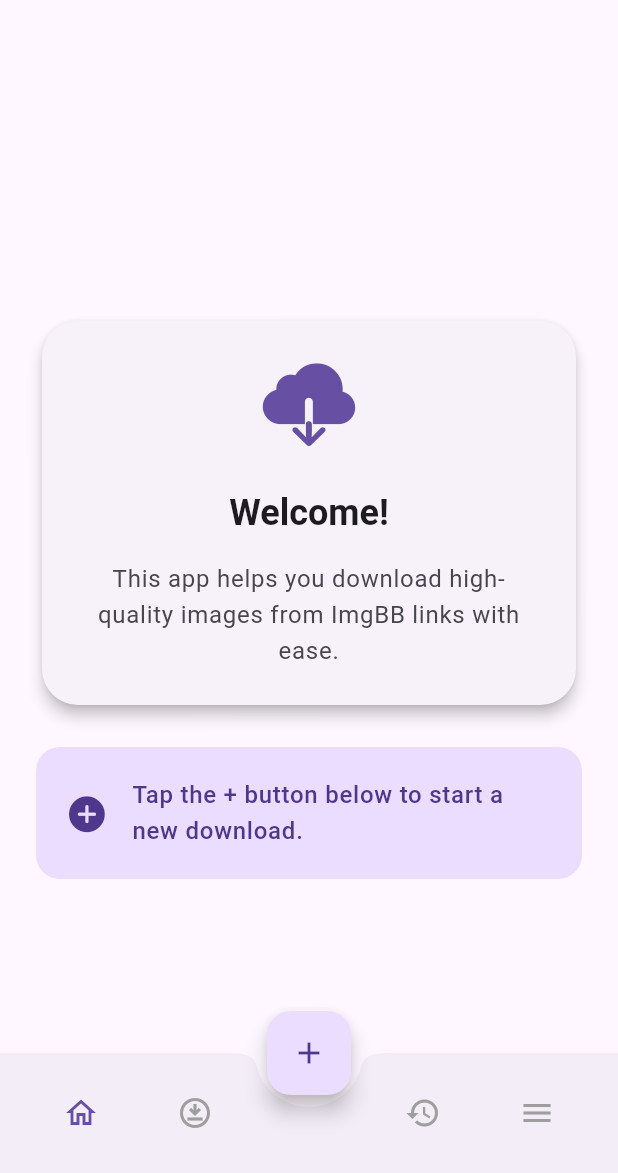
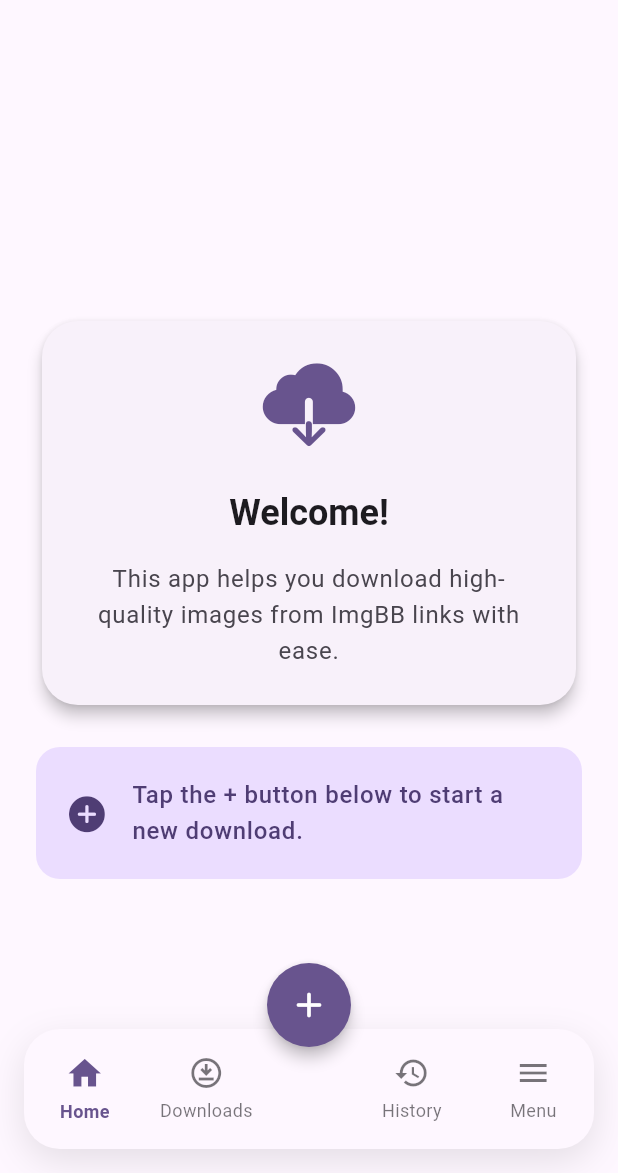
Before and after one commit to DevSon1024/imgbb-downloader, a Flutter app: the screen it shows after launch, on a phone screen of 412 x 824 dp, the part 63-1236 px from its top. Run offline on Flutter 3.47's test engine with Material 3 defaults, Android fonts, the phone set to English and light mode, and no system bars; our stand-ins replace dio; missing offline and left inert: flutter_inappwebview.

Commit message:
updates bottom navbar

```diff
--- a/lib/main.dart
+++ b/lib/main.dart
@@ -6,6 +6,19 @@ import 'pages/history_page.dart';
 import 'pages/menu_page.dart';
 import 'pages/downloads_page.dart';
 import 'services/download_service.dart';
+
+// Data class for navigation items
+class NavigationItem {
+  final IconData icon;
+  final IconData activeIcon;
+  final String label;
+
+  NavigationItem({
+    required this.icon,
+    required this.activeIcon,
+    required this.label,
+  });
+}
 
 void main() {
   runApp(
@@ -23,8 +36,20 @@ class ImgBBDownloaderApp extends StatelessWidget {
   Widget build(BuildContext context) {
     return MaterialApp(
       title: 'ImgBB Downloader',
-      theme: ThemeData(primarySwatch: Colors.deepPurple, useMaterial3: true),
-      darkTheme: ThemeData.dark(useMaterial3: true),
+      theme: ThemeData(
+        primarySwatch: Colors.deepPurple,
+        useMaterial3: true,
+        brightness: Brightness.light,
+        colorScheme: ColorScheme.fromSeed(seedColor: Colors.deepPurple),
+      ),
+      darkTheme: ThemeData(
+        brightness: Brightness.dark,
+        useMaterial3: true,
+        colorScheme: ColorScheme.fromSeed(
+          seedColor: Colors.deepPurple,
+          brightness: Brightness.dark,
+        ),
+      ),
       themeMode: ThemeMode.system,
       home: const MainScreen(),
       debugShowCheckedModeBanner: false,
@@ -38,9 +63,10 @@ class MainScreen extends StatefulWidget {
   State<MainScreen> createState() => _MainScreenState();
 }
 
-class _MainScreenState extends State<MainScreen> {
+class _MainScreenState extends State<MainScreen> with TickerProviderStateMixin {
   int _selectedIndex = 0;
-  late PageController _pageController;
+  late final PageController _pageController;
+  late final AnimationController _fabAnimationController;
 
   final List<Widget> _pages = [
     const HomePage(),
@@ -49,30 +75,39 @@ class _MainScreenState extends State<MainScreen> {
     const MenuPage(),
   ];
 
+  final List<NavigationItem> _navItems = [
+    NavigationItem(icon: Icons.home_outlined, activeIcon: Icons.home, label: 'Home'),
+    NavigationItem(icon: Icons.download_for_offline_outlined, activeIcon: Icons.download_for_offline, label: 'Downloads'),
+    NavigationItem(icon: Icons.history_outlined, activeIcon: Icons.history, label: 'History'),
+    NavigationItem(icon: Icons.menu, activeIcon: Icons.menu, label: 'Menu'),
+  ];
+
   @override
   void initState() {
     super.initState();
     _pageController = PageController(initialPage: _selectedIndex);
+    _fabAnimationController = AnimationController(
+      duration: const Duration(milliseconds: 200),
+      vsync: this,
+    );
   }
 
   @override
   void dispose() {
     _pageController.dispose();
+    _fabAnimationController.dispose();
     super.dispose();
   }
 
   void _onNavItemTapped(int index) {
-    if (index == 2) { // The placeholder for FAB
-      Navigator.of(context).push(MaterialPageRoute(builder: (context) => const DownloaderPage()));
-      return;
-    }
-
-    int pageIndex = index > 2 ? index - 1 : index;
-    _pageController.jumpToPage(pageIndex);
-
     setState(() {
       _selectedIndex = index;
     });
+    _pageController.animateToPage(
+      index,
+      duration: const Duration(milliseconds: 300),
+      curve: Curves.easeInOut,
+    );
   }
 
   @override
@@ -82,37 +117,92 @@ class _MainScreenState extends State<MainScreen> {
       extendBody: true,
       body: PageView(
         controller: _pageController,
-        physics: const NeverScrollableScrollPhysics(),
+        onPageChanged: (index) {
+          setState(() {
+            _selectedIndex = index;
+          });
+        },
         children: _pages,
       ),
-      bottomNavigationBar: BottomAppBar(
-        shape: const CircularNotchedRectangle(),
-        notchMargin: 8.0,
+      bottomNavigationBar: Container(
+        margin: const EdgeInsets.all(16),
+        height: 80,
+        decoration: BoxDecoration(
+          color: theme.colorScheme.surface,
+          borderRadius: BorderRadius.circular(24),
+          boxShadow: [
+            BoxShadow(
+              color: theme.shadowColor.withOpacity(0.1),
+              blurRadius: 20,
+              offset: const Offset(0, 8),
+            ),
+          ],
+        ),
         child: Row(
-          mainAxisAlignment: MainAxisAlignment.spaceAround,
-          children: <Widget>[
-            _buildNavItem(Icons.home_outlined, "Home", 0),
-            _buildNavItem(Icons.download_for_offline_outlined, "Downloads", 1),
-            const SizedBox(width: 48), // Space for FAB
-            _buildNavItem(Icons.history, "History", 3),
-            _buildNavItem(Icons.menu, "Menu", 4),
+          mainAxisAlignment: MainAxisAlignment.spaceEvenly,
+          children: [
+            _buildModernNavItem(0),
+            _buildModernNavItem(1),
+            const SizedBox(width: 56), // Space for FAB
+            _buildModernNavItem(2),
+            _buildModernNavItem(3),
           ],
         ),
       ),
-      floatingActionButton: FloatingActionButton(
-        onPressed: () => _onNavItemTapped(2),
-        child: const Icon(Icons.add),
-      ),
+      floatingActionButton: _buildModernFAB(),
       floatingActionButtonLocation: FloatingActionButtonLocation.centerDocked,
     );
   }
 
-  Widget _buildNavItem(IconData icon, String label, int index) {
+  Widget _buildModernNavItem(int index) {
+    final item = _navItems[index];
     final isSelected = _selectedIndex == index;
-    return IconButton(
-      icon: Icon(icon, color: isSelected ? Theme.of(context).primaryColor : Colors.grey),
-      onPressed: () => _onNavItemTapped(index),
-      tooltip: label,
+    final theme = Theme.of(context);
+
+    return Expanded(
+      child: InkWell(
+        onTap: () => _onNavItemTapped(index),
+        borderRadius: BorderRadius.circular(16),
+        child: Column(
+          mainAxisSize: MainAxisSize.min,
+          children: [
+            Icon(
+              isSelected ? item.activeIcon : item.icon,
+              size: isSelected ? 26 : 24,
+              color: isSelected ? theme.colorScheme.primary : theme.colorScheme.onSurface.withOpacity(0.6),
+            ),
+            const SizedBox(height: 4),
+            Text(
+              item.label,
+              style: TextStyle(
+                fontSize: 12,
+                fontWeight: isSelected ? FontWeight.bold : FontWeight.normal,
+                color: isSelected ? theme.colorScheme.primary : theme.colorScheme.onSurface.withOpacity(0.6),
+              ),
+            ),
+          ],
+        ),
+      ),
+    );
+  }
+
+  Widget _buildModernFAB() {
+    final theme = Theme.of(context);
+    return FloatingActionButton(
+      heroTag: 'main_fab',
+      backgroundColor: theme.colorScheme.primary,
+      foregroundColor: theme.colorScheme.onPrimary,
+      elevation: 4,
+      onPressed: () async {
+        final result = await Navigator.of(context).push(MaterialPageRoute(
+          builder: (context) => const DownloaderPage(),
+        ));
+        if (result == 'view_downloads' && mounted) {
+          _onNavItemTapped(1); // Navigate to Downloads page
+        }
+      },
+      shape: const CircleBorder(),
+      child: const Icon(Icons.add_rounded, size: 28),
     );
   }
 }
```
